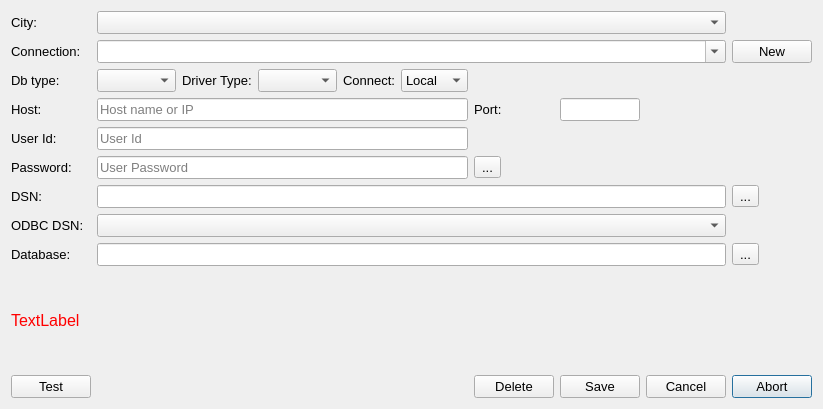
Old version of the form ui/editconnectionsdlg.ui in the repository allenck/mapper.
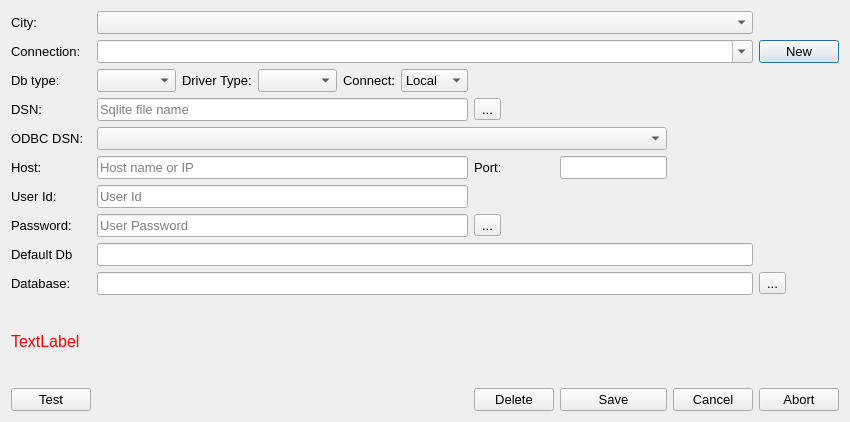
New version of the form. Icons and pictures are not drawn.

```diff
--- a/ui/editconnectionsdlg.ui
+++ b/ui/editconnectionsdlg.ui
@@ -6,8 +6,8 @@
    <rect>
     <x>0</x>
     <y>0</y>
-    <width>819</width>
-    <height>409</height>
+    <width>850</width>
+    <height>422</height>
    </rect>
   </property>
   <property name="font">
@@ -22,196 +22,6 @@
    <string>&lt;html&gt;&lt;head/&gt;&lt;body&gt;&lt;p&gt;Use this dialog to add connections to a database for aspecified city/location.&lt;/p&gt;&lt;/body&gt;&lt;/html&gt;</string>
   </property>
   <layout class="QGridLayout" name="gridLayout">
-   <item row="11" column="9">
-    <widget class="QPushButton" name="btnAbort">
-     <property name="text">
-      <string>Abort</string>
-     </property>
-    </widget>
-   </item>
-   <item row="0" column="0">
-    <widget class="QLabel" name="label_9">
-     <property name="text">
-      <string>City:</string>
-     </property>
-    </widget>
-   </item>
-   <item row="8" column="0">
-    <widget class="QLabel" name="label_12">
-     <property name="text">
-      <string>ODBC DSN:</string>
-     </property>
-    </widget>
-   </item>
-   <item row="5" column="1" colspan="5">
-    <widget class="QLineEdit" name="txtPWD">
-     <property name="echoMode">
-      <enum>QLineEdit::PasswordEchoOnEdit</enum>
-     </property>
-     <property name="placeholderText">
-      <string>User Password</string>
-     </property>
-    </widget>
-   </item>
-   <item row="7" column="9">
-    <widget class="QToolButton" name="tbBrowse">
-     <property name="toolTip">
-      <string>&lt;html&gt;&lt;head/&gt;&lt;body&gt;&lt;p&gt;Click to open a dialog to select the name of a Sqlite database file.&lt;/p&gt;&lt;/body&gt;&lt;/html&gt;</string>
-     </property>
-     <property name="text">
-      <string>...</string>
-     </property>
-     <property name="icon">
-      <iconset resource="../Resources/mapper.qrc">
-       <normaloff>:/diropen.png</normaloff>:/diropen.png</iconset>
-     </property>
-    </widget>
-   </item>
-   <item row="5" column="0">
-    <widget class="QLabel" name="label_7">
-     <property name="text">
-      <string>Password:</string>
-     </property>
-    </widget>
-   </item>
-   <item row="3" column="7">
-    <widget class="QLineEdit" name="txtPort">
-     <property name="toolTip">
-      <string>&lt;html&gt;&lt;head/&gt;&lt;body&gt;&lt;p&gt;Change if the selected server uses a different port than the standard. &lt;/p&gt;&lt;/body&gt;&lt;/html&gt;</string>
-     </property>
-     <property name="inputMethodHints">
-      <set>Qt::ImhDigitsOnly</set>
-     </property>
-     <property name="maxLength">
-      <number>5</number>
-     </property>
-    </widget>
-   </item>
-   <item row="0" column="1" colspan="8">
-    <widget class="QComboBox" name="cbCities">
-     <property name="toolTip">
-      <string>&lt;html&gt;&lt;head/&gt;&lt;body&gt;&lt;p&gt;&lt;span style=&quot; font-weight:600;&quot;&gt;Select an existing city from the dropdown list.&lt;/span&gt;&lt;/p&gt;&lt;/body&gt;&lt;/html&gt;</string>
-     </property>
-     <property name="editable">
-      <bool>false</bool>
-     </property>
-    </widget>
-   </item>
-   <item row="1" column="0">
-    <widget class="QLabel" name="label">
-     <property name="text">
-      <string>Connection:</string>
-     </property>
-    </widget>
-   </item>
-   <item row="11" column="8">
-    <widget class="QPushButton" name="btnCancel">
-     <property name="text">
-      <string>Cancel</string>
-     </property>
-    </widget>
-   </item>
-   <item row="2" column="5">
-    <widget class="QComboBox" name="cbConnect">
-     <property name="toolTip">
-      <string>&lt;html&gt;&lt;head/&gt;&lt;body&gt;&lt;p&gt;Select connection type: &lt;span style=&quot; font-weight:600;&quot;&gt; Local&lt;/span&gt; SQLite only.&lt;/p&gt;&lt;p&gt;&lt;span style=&quot; font-weight:600;&quot;&gt;Direct&lt;/span&gt; MySql client connection&lt;/p&gt;&lt;p&gt;&lt;span style=&quot; font-weight:600;&quot;&gt;ODBC &lt;/span&gt;MySql or MsSql OBDC connection&lt;/p&gt;&lt;/body&gt;&lt;/html&gt;</string>
-     </property>
-     <item>
-      <property name="text">
-       <string>Local</string>
-      </property>
-     </item>
-     <item>
-      <property name="text">
-       <string>Direct</string>
-      </property>
-     </item>
-     <item>
-      <property name="text">
-       <string>ODBC</string>
-      </property>
-     </item>
-    </widget>
-   </item>
-   <item row="11" column="6">
-    <widget class="QPushButton" name="btnDelete">
-     <property name="text">
-      <string>Delete</string>
-     </property>
-    </widget>
-   </item>
-   <item row="9" column="0">
-    <widget class="QLabel" name="label_10">
-     <property name="text">
-      <string>Database:</string>
-     </property>
-    </widget>
-   </item>
-   <item row="11" column="7">
-    <widget class="QPushButton" name="btnSave">
-     <property name="text">
-      <string>Save</string>
-     </property>
-    </widget>
-   </item>
-   <item row="11" column="0">
-    <widget class="QPushButton" name="btnTest">
-     <property name="toolTip">
-      <string>&lt;html&gt;&lt;head/&gt;&lt;body&gt;&lt;p&gt;Check the validity of a connection&lt;/p&gt;&lt;/body&gt;&lt;/html&gt;</string>
-     </property>
-     <property name="text">
-      <string>Test</string>
-     </property>
-    </widget>
-   </item>
-   <item row="8" column="1" colspan="8">
-    <widget class="QComboBox" name="cbODBCDsn"/>
-   </item>
-   <item row="4" column="0">
-    <widget class="QLabel" name="label_6">
-     <property name="text">
-      <string>User Id:</string>
-     </property>
-    </widget>
-   </item>
-   <item row="5" column="6">
-    <widget class="QToolButton" name="tbView">
-     <property name="text">
-      <string>...</string>
-     </property>
-     <property name="checkable">
-      <bool>true</bool>
-     </property>
-    </widget>
-   </item>
-   <item row="7" column="1" colspan="8">
-    <widget class="QLineEdit" name="txtDbOrDSN">
-     <property name="toolTip">
-      <string>&lt;html&gt;&lt;head/&gt;&lt;body&gt;&lt;p&gt;Depending on which SQL database program you are using, this should be the filename of the file containing the data or a schema name. For SQLITE databases this will be a .sqlite3 file. &lt;/p&gt;&lt;/body&gt;&lt;/html&gt;</string>
-     </property>
-    </widget>
-   </item>
-   <item row="4" column="1" colspan="5">
-    <widget class="QLineEdit" name="txtUserId">
-     <property name="placeholderText">
-      <string>User Id</string>
-     </property>
-    </widget>
-   </item>
-   <item row="7" column="0">
-    <widget class="QLabel" name="label_2">
-     <property name="text">
-      <string>DSN:</string>
-     </property>
-    </widget>
-   </item>
-   <item row="3" column="6">
-    <widget class="QLabel" name="label_5">
-     <property name="text">
-      <string>Port:</string>
-     </property>
-    </widget>
-   </item>
    <item row="1" column="9">
     <widget class="QPushButton" name="btnNew">
      <property name="toolTip">
@@ -222,7 +32,7 @@
      </property>
     </widget>
    </item>
-   <item row="3" column="1" colspan="5">
+   <item row="8" column="1" colspan="5">
     <widget class="QLineEdit" name="txtHost">
      <property name="toolTip">
       <string>&lt;html&gt;&lt;head/&gt;&lt;body&gt;&lt;p&gt;Enter the host name or IP address of a remote remote server or &lt;span style=&quot; font-style:italic;&quot;&gt;localhost&lt;/span&gt; for a local server.&lt;/p&gt;&lt;/body&gt;&lt;/html&gt;</string>
@@ -232,6 +42,20 @@
      </property>
     </widget>
    </item>
+   <item row="17" column="8">
+    <widget class="QPushButton" name="btnCancel">
+     <property name="text">
+      <string>Cancel</string>
+     </property>
+    </widget>
+   </item>
+   <item row="2" column="1">
+    <widget class="QComboBox" name="cbDbType">
+     <property name="toolTip">
+      <string>&lt;html&gt;&lt;head/&gt;&lt;body&gt;&lt;p&gt;Select the type of database: &lt;span style=&quot; font-weight:600;&quot;&gt;SQLite, MySql or MsSql(SQL Server)&lt;/span&gt;&lt;/p&gt;&lt;/body&gt;&lt;/html&gt;</string>
+     </property>
+    </widget>
+   </item>
    <item row="2" column="4">
     <widget class="QLabel" name="label_11">
      <property name="text">
@@ -246,6 +70,112 @@
      </property>
     </widget>
    </item>
+   <item row="8" column="6">
+    <widget class="QLabel" name="label_5">
+     <property name="text">
+      <string>Port:</string>
+     </property>
+    </widget>
+   </item>
+   <item row="17" column="0">
+    <widget class="QPushButton" name="btnTest">
+     <property name="toolTip">
+      <string>&lt;html&gt;&lt;head/&gt;&lt;body&gt;&lt;p&gt;Check the validity of a connection&lt;/p&gt;&lt;/body&gt;&lt;/html&gt;</string>
+     </property>
+     <property name="text">
+      <string>Test</string>
+     </property>
+    </widget>
+   </item>
+   <item row="15" column="1" colspan="8">
+    <widget class="QLineEdit" name="txtUseDatabase">
+     <property name="toolTip">
+      <string>&lt;html&gt;&lt;head/&gt;&lt;body&gt;&lt;p&gt;Enter the name of the database that this connection will use. If the name entered does not exits, you will be asked whether you  wish to create it.&lt;/p&gt;&lt;/body&gt;&lt;/html&gt;</string>
+     </property>
+    </widget>
+   </item>
+   <item row="5" column="6">
+    <widget class="QToolButton" name="tbBrowse">
+     <property name="toolTip">
+      <string>&lt;html&gt;&lt;head/&gt;&lt;body&gt;&lt;p&gt;Click to open a dialog to select the name of a Sqlite database file.&lt;/p&gt;&lt;/body&gt;&lt;/html&gt;</string>
+     </property>
+     <property name="text">
+      <string>...</string>
+     </property>
+     <property name="icon">
+      <iconset resource="../Resources/mapper.qrc">
+       <normaloff>:/diropen.png</normaloff>:/diropen.png</iconset>
+     </property>
+    </widget>
+   </item>
+   <item row="17" column="6">
+    <widget class="QPushButton" name="btnDelete">
+     <property name="text">
+      <string>Delete</string>
+     </property>
+    </widget>
+   </item>
+   <item row="14" column="1" colspan="8">
+    <widget class="QLineEdit" name="txtDefaultDb">
+     <property name="readOnly">
+      <bool>true</bool>
+     </property>
+    </widget>
+   </item>
+   <item row="5" column="0">
+    <widget class="QLabel" name="label_2">
+     <property name="text">
+      <string>DSN:</string>
+     </property>
+    </widget>
+   </item>
+   <item row="5" column="1" colspan="5">
+    <widget class="QLineEdit" name="txtSqliteFileName">
+     <property name="toolTip">
+      <string>&lt;html&gt;&lt;head/&gt;&lt;body&gt;&lt;p&gt;Depending on which SQL database program you are using, this should be the filename of the file containing the data or a schema name. For SQLITE databases this will be a .sqlite3 file. &lt;/p&gt;&lt;/body&gt;&lt;/html&gt;</string>
+     </property>
+     <property name="placeholderText">
+      <string>Sqlite file name</string>
+     </property>
+    </widget>
+   </item>
+   <item row="7" column="1" colspan="7">
+    <widget class="QComboBox" name="cbODBCDsn">
+     <property name="placeholderText">
+      <string>select ODBC datasource name</string>
+     </property>
+    </widget>
+   </item>
+   <item row="15" column="9">
+    <widget class="QToolButton" name="tbReload">
+     <property name="toolTip">
+      <string>&lt;html&gt;&lt;head/&gt;&lt;body&gt;&lt;p&gt;refresh list of known databases.&lt;/p&gt;&lt;/body&gt;&lt;/html&gt;</string>
+     </property>
+     <property name="text">
+      <string>...</string>
+     </property>
+     <property name="icon">
+      <iconset resource="../Resources/mapper.qrc">
+       <normaloff>:/reload.png</normaloff>:/reload.png</iconset>
+     </property>
+     <property name="toolButtonStyle">
+      <enum>Qt::ToolButtonStyle::ToolButtonIconOnly</enum>
+     </property>
+    </widget>
+   </item>
+   <item row="8" column="7">
+    <widget class="QLineEdit" name="txtPort">
+     <property name="toolTip">
+      <string>&lt;html&gt;&lt;head/&gt;&lt;body&gt;&lt;p&gt;Change if the selected server uses a different port than the standard. &lt;/p&gt;&lt;/body&gt;&lt;/html&gt;</string>
+     </property>
+     <property name="inputMethodHints">
+      <set>Qt::InputMethodHint::ImhNone</set>
+     </property>
+     <property name="maxLength">
+      <number>5</number>
+     </property>
+    </widget>
+   </item>
    <item row="1" column="1" colspan="8">
     <widget class="QComboBox" name="cbConnections">
      <property name="toolTip">
@@ -256,7 +186,21 @@
      </property>
     </widget>
    </item>
-   <item row="10" column="0" colspan="10">
+   <item row="9" column="1" colspan="5">
+    <widget class="QLineEdit" name="txtUserId">
+     <property name="placeholderText">
+      <string>User Id</string>
+     </property>
+    </widget>
+   </item>
+   <item row="1" column="0">
+    <widget class="QLabel" name="label">
+     <property name="text">
+      <string>Connection:</string>
+     </property>
+    </widget>
+   </item>
+   <item row="16" column="0" colspan="10">
     <widget class="QLabel" name="lblHelp">
      <property name="palette">
       <palette>
@@ -306,36 +250,8 @@
      <property name="wordWrap">
       <bool>true</bool>
      </property>
-    </widget>
-   </item>
-   <item row="3" column="0">
-    <widget class="QLabel" name="label_4">
-     <property name="text">
-      <string>Host:</string>
-     </property>
-    </widget>
-   </item>
-   <item row="2" column="1">
-    <widget class="QComboBox" name="cbDbType">
-     <property name="toolTip">
-      <string>&lt;html&gt;&lt;head/&gt;&lt;body&gt;&lt;p&gt;Select the type of database: &lt;span style=&quot; font-weight:600;&quot;&gt;SQLite, MySql or MsSql(SQL Server)&lt;/span&gt;&lt;/p&gt;&lt;/body&gt;&lt;/html&gt;</string>
-     </property>
-    </widget>
-   </item>
-   <item row="9" column="9">
-    <widget class="QToolButton" name="tbReload">
-     <property name="toolTip">
-      <string>&lt;html&gt;&lt;head/&gt;&lt;body&gt;&lt;p&gt;refresh list of known databases.&lt;/p&gt;&lt;/body&gt;&lt;/html&gt;</string>
-     </property>
-     <property name="text">
-      <string>...</string>
-     </property>
-     <property name="icon">
-      <iconset resource="../Resources/mapper.qrc">
-       <normaloff>:/reload.png</normaloff>:/reload.png</iconset>
-     </property>
-     <property name="toolButtonStyle">
-      <enum>Qt::ToolButtonIconOnly</enum>
+     <property name="textInteractionFlags">
+      <set>Qt::TextInteractionFlag::LinksAccessibleByMouse|Qt::TextInteractionFlag::TextSelectableByKeyboard</set>
      </property>
     </widget>
    </item>
@@ -346,11 +262,74 @@
      </property>
     </widget>
    </item>
-   <item row="9" column="1" colspan="8">
-    <widget class="QLineEdit" name="txtUseDatabase">
+   <item row="7" column="0">
+    <widget class="QLabel" name="label_12">
+     <property name="text">
+      <string>ODBC DSN:</string>
+     </property>
+    </widget>
+   </item>
+   <item row="0" column="1" colspan="8">
+    <widget class="QComboBox" name="cbCities">
      <property name="toolTip">
       <string>&lt;html&gt;&lt;head/&gt;&lt;body&gt;&lt;p&gt;Enter the name of the database that this connection will use. If the name entered does not exits, you will be asked whether you  wish to create it.&lt;/p&gt;&lt;/body&gt;&lt;/html&gt;</string>
      </property>
+     <property name="editable">
+      <bool>false</bool>
+     </property>
+    </widget>
+   </item>
+   <item row="8" column="0">
+    <widget class="QLabel" name="label_4">
+     <property name="text">
+      <string>Host:</string>
+     </property>
+    </widget>
+   </item>
+   <item row="0" column="0">
+    <widget class="QLabel" name="label_9">
+     <property name="text">
+      <string>City:</string>
+     </property>
+    </widget>
+   </item>
+   <item row="10" column="6">
+    <widget class="QToolButton" name="tbView">
+     <property name="text">
+      <string>...</string>
+     </property>
+     <property name="checkable">
+      <bool>true</bool>
+     </property>
+    </widget>
+   </item>
+   <item row="15" column="0">
+    <widget class="QLabel" name="label_10">
+     <property name="text">
+      <string>Database:</string>
+     </property>
+    </widget>
+   </item>
+   <item row="2" column="5">
+    <widget class="QComboBox" name="cbConnect">
+     <property name="toolTip">
+      <string>&lt;html&gt;&lt;head/&gt;&lt;body&gt;&lt;p&gt;Select connection type: &lt;span style=&quot; font-weight:600;&quot;&gt; Local&lt;/span&gt; SQLite only.&lt;/p&gt;&lt;p&gt;&lt;span style=&quot; font-weight:600;&quot;&gt;Direct&lt;/span&gt; MySql client connection&lt;/p&gt;&lt;p&gt;&lt;span style=&quot; font-weight:600;&quot;&gt;ODBC &lt;/span&gt;MySql or MsSql OBDC connection&lt;/p&gt;&lt;/body&gt;&lt;/html&gt;</string>
+     </property>
+     <item>
+      <property name="text">
+       <string>Local</string>
+      </property>
+     </item>
+     <item>
+      <property name="text">
+       <string>Direct</string>
+      </property>
+     </item>
+     <item>
+      <property name="text">
+       <string>ODBC</string>
+      </property>
+     </item>
     </widget>
    </item>
    <item row="2" column="3">
@@ -360,6 +339,51 @@
      </property>
     </widget>
    </item>
+   <item row="9" column="0">
+    <widget class="QLabel" name="label_6">
+     <property name="text">
+      <string>User Id:</string>
+     </property>
+    </widget>
+   </item>
+   <item row="17" column="9">
+    <widget class="QPushButton" name="btnAbort">
+     <property name="text">
+      <string>Abort</string>
+     </property>
+    </widget>
+   </item>
+   <item row="14" column="0">
+    <widget class="QLabel" name="label_13">
+     <property name="text">
+      <string>Default Db</string>
+     </property>
+    </widget>
+   </item>
+   <item row="10" column="1" colspan="5">
+    <widget class="QLineEdit" name="txtPWD">
+     <property name="echoMode">
+      <enum>QLineEdit::EchoMode::Normal</enum>
+     </property>
+     <property name="placeholderText">
+      <string>User Password</string>
+     </property>
+    </widget>
+   </item>
+   <item row="10" column="0">
+    <widget class="QLabel" name="label_7">
+     <property name="text">
+      <string>Password:</string>
+     </property>
+    </widget>
+   </item>
+   <item row="17" column="7">
+    <widget class="QPushButton" name="btnSave">
+     <property name="text">
+      <string>Save</string>
+     </property>
+    </widget>
+   </item>
   </layout>
  </widget>
  <tabstops>
```
Left out of the diff: 2 changed lines with no effect on the pictures.
